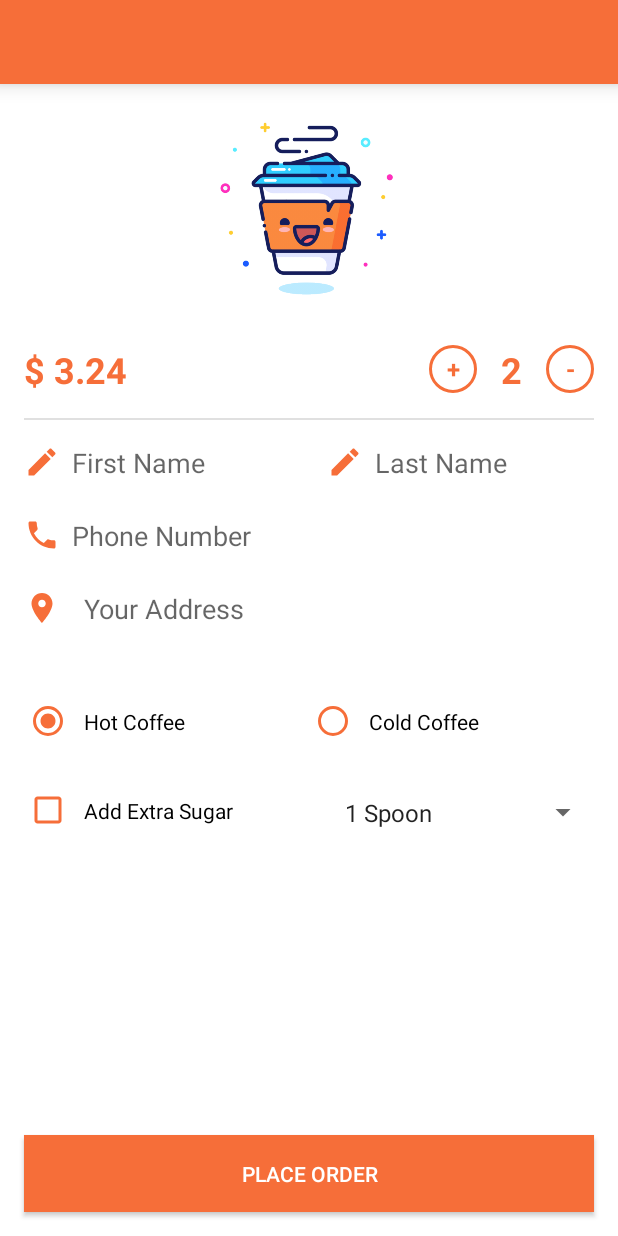
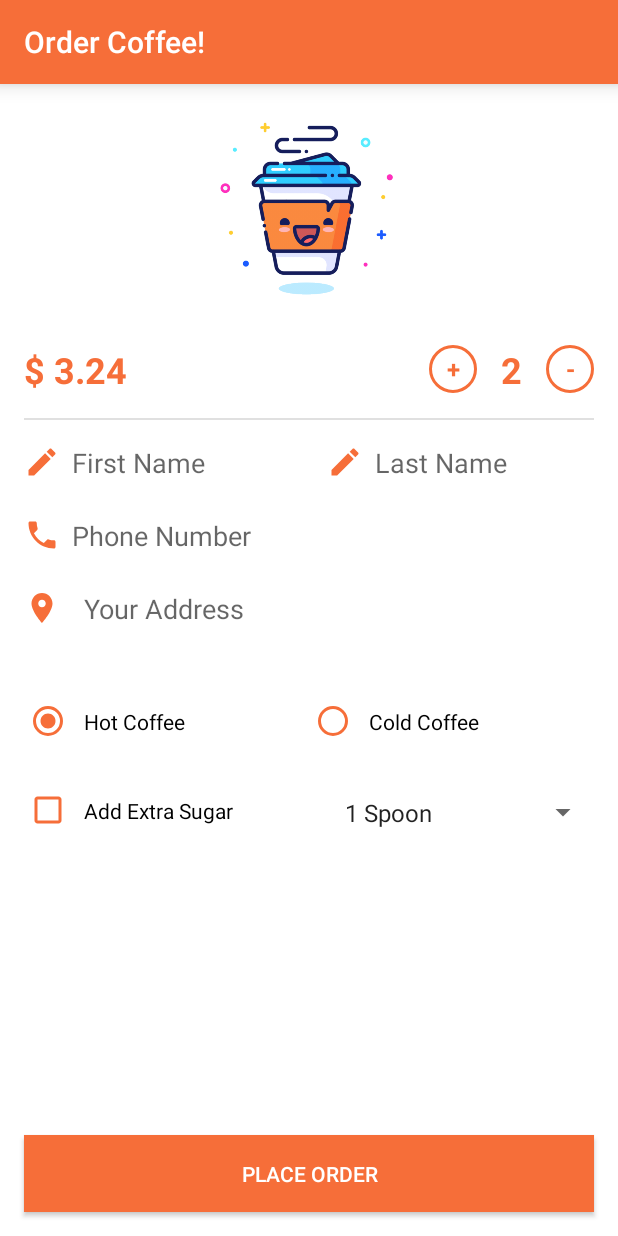
Before and after one commit to inverseai/Android_Academy, an Android app: the screen it shows after launch (MainActivity), on a phone screen of 412 x 824 dp. Run offline under Robolectric (Android 15) with nearby library versions, the phone set to English and light mode, and no system bars.

Commit message:
added toolbar title with styling of toolbar title text color

```diff
--- a/02.UIComponents-Better UI/app/src/main/AndroidManifest.xml
+++ b/02.UIComponents-Better UI/app/src/main/AndroidManifest.xml
@@ -9,7 +9,8 @@
         android:roundIcon="@mipmap/ic_launcher_round"
         android:supportsRtl="true"
         android:theme="@style/AppTheme">
-        <activity android:name=".MainActivity">
+        <activity android:name=".MainActivity"
+            android:windowSoftInputMode="adjustPan">
             <intent-filter>
                 <action android:name="android.intent.action.MAIN" />
 
--- a/02.UIComponents-Better UI/app/src/main/java/com/androidacademy/uicomponents/MainActivity.java
+++ b/02.UIComponents-Better UI/app/src/main/java/com/androidacademy/uicomponents/MainActivity.java
@@ -1,6 +1,7 @@
 package com.androidacademy.uicomponents;
 
 import androidx.appcompat.app.AppCompatActivity;
+import androidx.appcompat.widget.Toolbar;
 
 import android.os.Bundle;
 import android.view.View;
@@ -22,6 +23,7 @@ public class MainActivity extends AppCompatActivity {
     private String customerName,customerAddress,customerPhoneNo,numberOfCoffee;
     private boolean addExtraSugar = false;
     private int coffeeType = HOT_COFFEE;
+    private Toolbar appToolbar;
 
     @Override
     protected void onCreate(Bundle savedInstanceState)
@@ -43,6 +45,11 @@ public class MainActivity extends AppCompatActivity {
         coffeeTypeRadioGroup = findViewById(R.id.coffee_type_radio_group);
         addExtraSugarCheckbox = findViewById(R.id.extra_sugar_checkbox);
         placeOrderButton = findViewById(R.id.place_order_button);
+        appToolbar = findViewById(R.id.app_toolbar);
+
+        setSupportActionBar(appToolbar);
+        if(getSupportActionBar() != null )
+            getSupportActionBar().setTitle(getResources().getString(R.string.order_coffee));
     }
 
     private void initUserInteractions()
--- a/02.UIComponents-Better UI/app/src/main/res/layout/activity_main.xml
+++ b/02.UIComponents-Better UI/app/src/main/res/layout/activity_main.xml
@@ -16,6 +16,7 @@
         android:background="@color/white"
         android:paddingBottom="150dp"
         android:clipToPadding="false"
+        android:fadeScrollbars="false"
         app:layout_constraintEnd_toEndOf="parent"
         app:layout_constraintStart_toStartOf="parent"
         app:layout_constraintTop_toBottomOf="@id/app_toolbar">
@@ -124,7 +125,7 @@
                 android:drawableStart="@drawable/edit_orange"
                 android:drawablePadding="@dimen/default_margin_padding"
                 android:hint="@string/last_name"
-                android:inputType="phone"
+                android:inputType="textAutoComplete"
                 android:padding="@dimen/default_margin_padding"
                 app:layout_constraintEnd_toEndOf="parent"
                 app:layout_constraintStart_toEndOf="@id/customer_first_name_edit_text"
--- a/02.UIComponents-Better UI/app/src/main/res/layout/app_toolbar.xml
+++ b/02.UIComponents-Better UI/app/src/main/res/layout/app_toolbar.xml
@@ -5,5 +5,7 @@
     android:layout_height="?attr/actionBarSize"
     xmlns:app="http://schemas.android.com/apk/res-auto"
     android:background="@color/light_orange"
+    app:titleTextColor="@color/white"
+    app:title="@string/order_coffee"
     android:elevation="@dimen/default_margin_padding"
     />
--- a/02.UIComponents-Better UI/app/src/main/res/values/strings.xml
+++ b/02.UIComponents-Better UI/app/src/main/res/values/strings.xml
@@ -11,6 +11,7 @@
     <string name="place_order">Place Order</string>
     <string name="first_name">First Name</string>
     <string name="last_name">Last Name</string>
+    <string name="order_coffee">Order Coffee!</string>
 
     <array name="extra_sugar_option">
         <item>1 Spoon</item>
```
